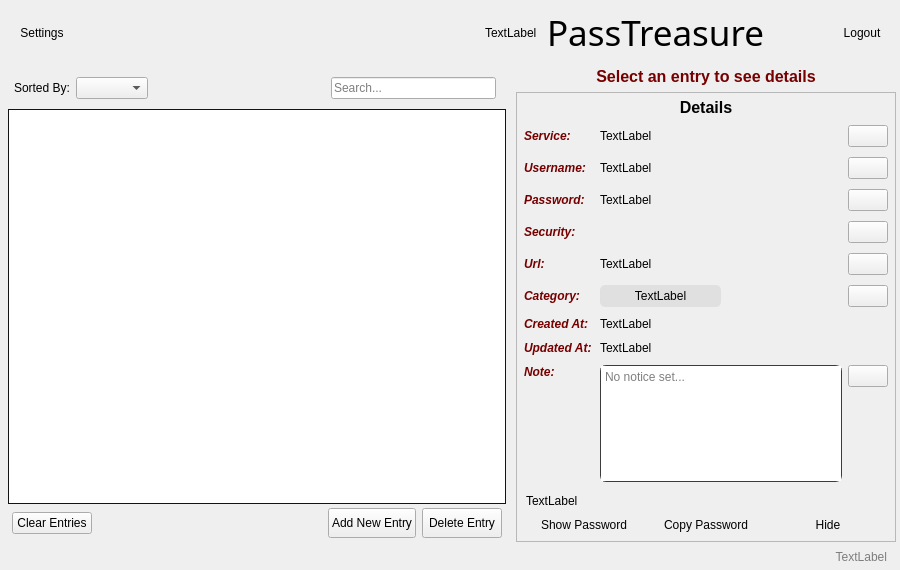
Old version of the form src/mainwindow.ui in the repository sera619/PassTreasure.
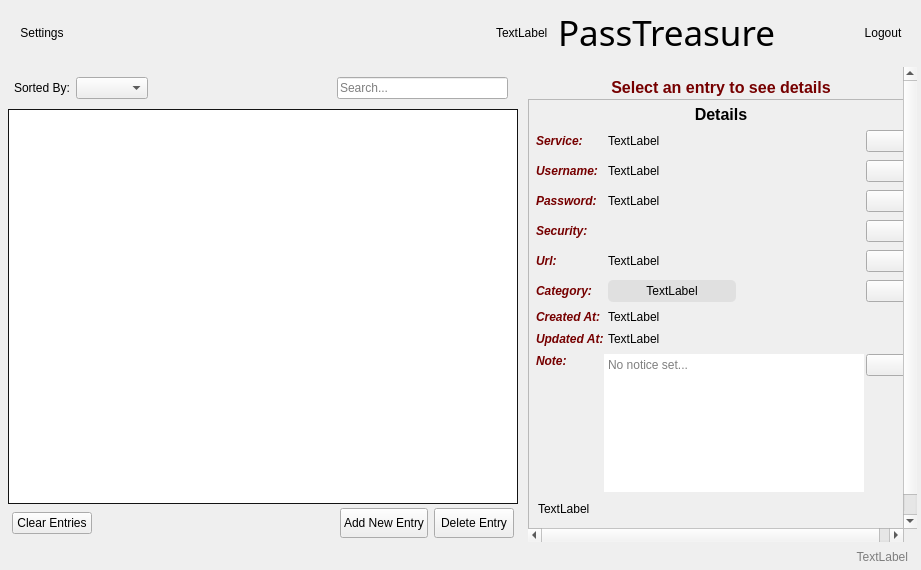
New version of the form.

Patch:
```diff
--- a/src/mainwindow.ui
+++ b/src/mainwindow.ui
@@ -6,7 +6,7 @@
    <rect>
     <x>0</x>
     <y>0</y>
-    <width>900</width>
+    <width>921</width>
     <height>570</height>
    </rect>
   </property>
@@ -587,24 +587,27 @@
           <enum>QFrame::Shape::NoFrame</enum>
          </property>
          <property name="widgetResizable">
-          <bool>true</bool>
+          <bool>false</bool>
+         </property>
+         <property name="alignment">
+          <set>Qt::AlignmentFlag::AlignCenter</set>
          </property>
          <widget class="QWidget" name="scrollAreaWidgetContents">
           <property name="geometry">
            <rect>
             <x>0</x>
             <y>0</y>
-            <width>377</width>
+            <width>386</width>
             <height>483</height>
            </rect>
           </property>
           <layout class="QVBoxLayout" name="verticalLayout_3">
+           <property name="spacing">
+            <number>2</number>
+           </property>
            <property name="leftMargin">
             <number>0</number>
            </property>
-           <property name="topMargin">
-            <number>0</number>
-           </property>
            <property name="rightMargin">
             <number>0</number>
            </property>
@@ -638,12 +641,6 @@
              <property name="enabled">
               <bool>true</bool>
              </property>
-             <property name="sizePolicy">
-              <sizepolicy hsizetype="Preferred" vsizetype="Preferred">
-               <horstretch>0</horstretch>
-               <verstretch>0</verstretch>
-              </sizepolicy>
-             </property>
              <property name="minimumSize">
               <size>
                <width>0</width>
@@ -667,7 +664,7 @@
              </property>
              <layout class="QVBoxLayout" name="verticalLayout">
               <property name="spacing">
-               <number>6</number>
+               <number>4</number>
               </property>
               <property name="leftMargin">
                <number>5</number>
@@ -704,9 +701,9 @@
               </item>
               <item alignment="Qt::AlignmentFlag::AlignVCenter">
                <widget class="QFrame" name="serviceFrame">
-                <layout class="QHBoxLayout" name="serviceHBox">
+                <layout class="QHBoxLayout" name="serviceHBox" stretch="0,1,0">
                  <property name="spacing">
-                  <number>6</number>
+                  <number>2</number>
                  </property>
                  <property name="leftMargin">
                   <number>2</number>
@@ -747,7 +744,7 @@
                  <item alignment="Qt::AlignmentFlag::AlignVCenter">
                   <widget class="QLabel" name="serviceLabel">
                    <property name="sizePolicy">
-                    <sizepolicy hsizetype="Expanding" vsizetype="Preferred">
+                    <sizepolicy hsizetype="Preferred" vsizetype="Preferred">
                      <horstretch>0</horstretch>
                      <verstretch>0</verstretch>
                     </sizepolicy>
@@ -769,7 +766,10 @@
               </item>
               <item alignment="Qt::AlignmentFlag::AlignVCenter">
                <widget class="QFrame" name="usernameFrame">
-                <layout class="QHBoxLayout" name="usernameEditLayout">
+                <layout class="QHBoxLayout" name="usernameEditLayout" stretch="0,1,0">
+                 <property name="spacing">
+                  <number>2</number>
+                 </property>
                  <property name="leftMargin">
                   <number>2</number>
                  </property>
@@ -809,7 +809,7 @@
                  <item alignment="Qt::AlignmentFlag::AlignVCenter">
                   <widget class="QLabel" name="usernameLabel">
                    <property name="sizePolicy">
-                    <sizepolicy hsizetype="Expanding" vsizetype="Preferred">
+                    <sizepolicy hsizetype="Preferred" vsizetype="Preferred">
                      <horstretch>0</horstretch>
                      <verstretch>0</verstretch>
                     </sizepolicy>
@@ -831,7 +831,10 @@
               </item>
               <item alignment="Qt::AlignmentFlag::AlignVCenter">
                <widget class="QFrame" name="passFrame">
-                <layout class="QHBoxLayout" name="passEditLayout">
+                <layout class="QHBoxLayout" name="passEditLayout" stretch="0,1,0">
+                 <property name="spacing">
+                  <number>2</number>
+                 </property>
                  <property name="leftMargin">
                   <number>2</number>
                  </property>
@@ -871,7 +874,7 @@
                  <item alignment="Qt::AlignmentFlag::AlignVCenter">
                   <widget class="QLabel" name="passLabel">
                    <property name="sizePolicy">
-                    <sizepolicy hsizetype="Expanding" vsizetype="Preferred">
+                    <sizepolicy hsizetype="Preferred" vsizetype="Preferred">
                      <horstretch>0</horstretch>
                      <verstretch>0</verstretch>
                     </sizepolicy>
@@ -891,9 +894,12 @@
                 </layout>
                </widget>
               </item>
-              <item>
+              <item alignment="Qt::AlignmentFlag::AlignVCenter">
                <widget class="QFrame" name="passSecurityFrame">
                 <layout class="QHBoxLayout" name="passEditLayout_2" stretch="0,1,0">
+                 <property name="spacing">
+                  <number>2</number>
+                 </property>
                  <property name="leftMargin">
                   <number>2</number>
                  </property>
@@ -935,6 +941,9 @@
                    <property name="spacing">
                     <number>0</number>
                    </property>
+                   <property name="sizeConstraint">
+                    <enum>QLayout::SizeConstraint::SetDefaultConstraint</enum>
+                   </property>
                    <property name="leftMargin">
                     <number>0</number>
                    </property>
@@ -958,7 +967,10 @@
                 <property name="frameShadow">
                  <enum>QFrame::Shadow::Raised</enum>
                 </property>
-                <layout class="QHBoxLayout" name="horizontalLayout_12">
+                <layout class="QHBoxLayout" name="horizontalLayout_12" stretch="0,1,0">
+                 <property name="spacing">
+                  <number>2</number>
+                 </property>
                  <property name="leftMargin">
                   <number>2</number>
                  </property>
@@ -1004,11 +1016,17 @@
                  <item alignment="Qt::AlignmentFlag::AlignVCenter">
                   <widget class="QLabel" name="urlLabel">
                    <property name="sizePolicy">
-                    <sizepolicy hsizetype="Expanding" vsizetype="Preferred">
+                    <sizepolicy hsizetype="Preferred" vsizetype="Preferred">
                      <horstretch>0</horstretch>
                      <verstretch>0</verstretch>
                     </sizepolicy>
                    </property>
+                   <property name="minimumSize">
+                    <size>
+                     <width>0</width>
+                     <height>0</height>
+                    </size>
+                   </property>
                    <property name="text">
                     <string>TextLabel</string>
                    </property>
@@ -1024,7 +1042,7 @@
                 </layout>
                </widget>
               </item>
-              <item>
+              <item alignment="Qt::AlignmentFlag::AlignVCenter">
                <widget class="QFrame" name="categoryFrame">
                 <property name="frameShape">
                  <enum>QFrame::Shape::NoFrame</enum>
@@ -1032,7 +1050,10 @@
                 <property name="frameShadow">
                  <enum>QFrame::Shadow::Plain</enum>
                 </property>
-                <layout class="QHBoxLayout" name="horizontalLayout_7">
+                <layout class="QHBoxLayout" name="horizontalLayout_7" stretch="0,1,1,0">
+                 <property name="spacing">
+                  <number>2</number>
+                 </property>
                  <property name="leftMargin">
                   <number>2</number>
                  </property>
@@ -1072,7 +1093,7 @@
                  <item>
                   <widget class="QLabel" name="categoryLabel">
                    <property name="sizePolicy">
-                    <sizepolicy hsizetype="Expanding" vsizetype="Preferred">
+                    <sizepolicy hsizetype="Preferred" vsizetype="Preferred">
                      <horstretch>0</horstretch>
                      <verstretch>0</verstretch>
                     </sizepolicy>
@@ -1125,7 +1146,10 @@
                 <property name="frameShadow">
                  <enum>QFrame::Shadow::Plain</enum>
                 </property>
-                <layout class="QHBoxLayout" name="horizontalLayout_5">
+                <layout class="QHBoxLayout" name="horizontalLayout_5" stretch="0,1">
+                 <property name="spacing">
+                  <number>2</number>
+                 </property>
                  <property name="leftMargin">
                   <number>2</number>
                  </property>
@@ -1165,7 +1189,7 @@
                  <item>
                   <widget class="QLabel" name="createdLabel">
                    <property name="sizePolicy">
-                    <sizepolicy hsizetype="Expanding" vsizetype="Preferred">
+                    <sizepolicy hsizetype="Preferred" vsizetype="Preferred">
                      <horstretch>0</horstretch>
                      <verstretch>0</verstretch>
                     </sizepolicy>
@@ -1189,7 +1213,10 @@
                 <property name="frameShadow">
                  <enum>QFrame::Shadow::Plain</enum>
                 </property>
-                <layout class="QHBoxLayout" name="horizontalLayout_6">
+                <layout class="QHBoxLayout" name="horizontalLayout_6" stretch="0,1">
+                 <property name="spacing">
+                  <number>2</number>
+                 </property>
                  <property name="leftMargin">
                   <number>2</number>
                  </property>
@@ -1229,7 +1256,7 @@
                  <item>
                   <widget class="QLabel" name="updatedLabel">
                    <property name="sizePolicy">
-                    <sizepolicy hsizetype="Expanding" vsizetype="Preferred">
+                    <sizepolicy hsizetype="Preferred" vsizetype="Preferred">
                      <horstretch>0</horstretch>
                      <verstretch>0</verstretch>
                     </sizepolicy>
@@ -1245,7 +1272,7 @@
                 </layout>
                </widget>
               </item>
-              <item>
+              <item alignment="Qt::AlignmentFlag::AlignTop">
                <widget class="QFrame" name="noteFrame">
                 <property name="frameShape">
                  <enum>QFrame::Shape::NoFrame</enum>
@@ -1253,7 +1280,10 @@
                 <property name="frameShadow">
                  <enum>QFrame::Shadow::Raised</enum>
                 </property>
-                <layout class="QHBoxLayout" name="horizontalLayout_13">
+                <layout class="QHBoxLayout" name="horizontalLayout_13" stretch="0,1,0">
+                 <property name="spacing">
+                  <number>2</number>
+                 </property>
                  <property name="leftMargin">
                   <number>2</number>
                  </property>
@@ -1270,7 +1300,7 @@
                   <widget class="QLabel" name="label_8">
                    <property name="minimumSize">
                     <size>
-                     <width>70</width>
+                     <width>66</width>
                      <height>0</height>
                     </size>
                    </property>
@@ -1303,22 +1333,15 @@
                    </property>
                    <property name="styleSheet">
                     <string notr="true">QTextEdit {
-    border: 1px solid rgb(60, 60, 60);      /* Subtle border */
-    border-radius: 6px;
     selection-background-color: rgb(38, 79, 120);  /* VSCode-like selection */
     selection-color: #ffffff;
 	font: 9pt &quot;Segoe UI&quot;;
-    padding: 0px;
-	margin: 0px;
 }
 
-QTextEdit:focus {
-    border: 1px solid rgb(0, 222, 222);      /* Blue accent on focus */
-}
 </string>
                    </property>
                    <property name="frameShape">
-                    <enum>QFrame::Shape::StyledPanel</enum>
+                    <enum>QFrame::Shape::NoFrame</enum>
                    </property>
                    <property name="frameShadow">
                     <enum>QFrame::Shadow::Sunken</enum>
@@ -1336,6 +1359,12 @@
                  </item>
                  <item alignment="Qt::AlignmentFlag::AlignTop">
                   <widget class="QPushButton" name="btnEditNote">
+                   <property name="sizePolicy">
+                    <sizepolicy hsizetype="Minimum" vsizetype="Preferred">
+                     <horstretch>0</horstretch>
+                     <verstretch>0</verstretch>
+                    </sizepolicy>
+                   </property>
                    <property name="text">
                     <string/>
                    </property>
@@ -1344,6 +1373,19 @@
                 </layout>
                </widget>
               </item>
+              <item>
+               <spacer name="verticalSpacer">
+                <property name="orientation">
+                 <enum>Qt::Orientation::Vertical</enum>
+                </property>
+                <property name="sizeHint" stdset="0">
+                 <size>
+                  <width>20</width>
+                  <height>40</height>
+                 </size>
+                </property>
+               </spacer>
+              </item>
               <item>
                <widget class="QFrame" name="detailBtnFrame">
                 <property name="styleSheet">
```
